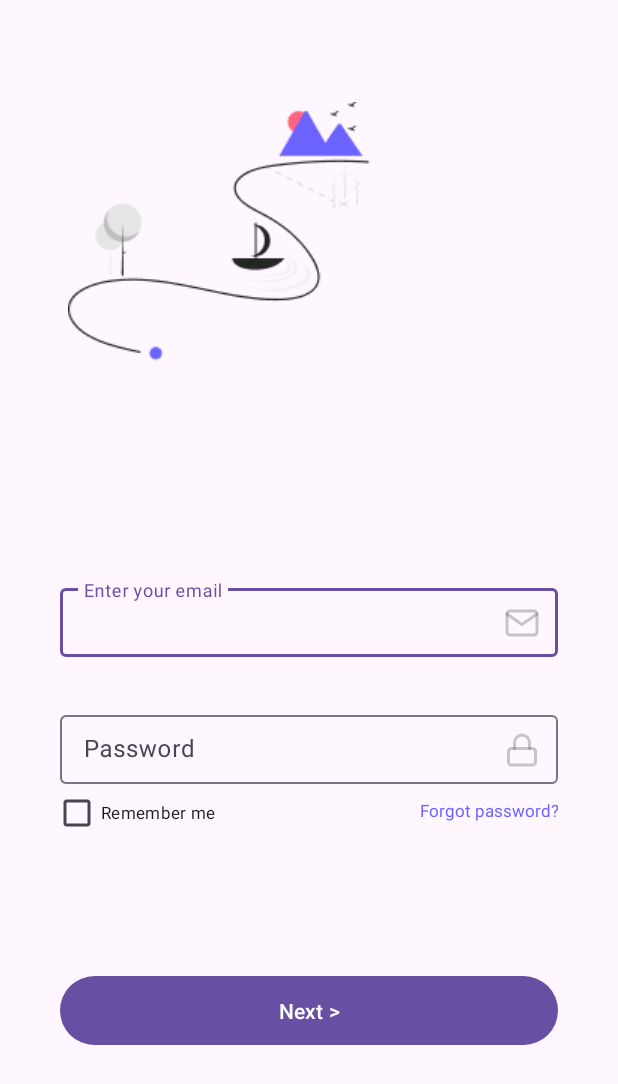
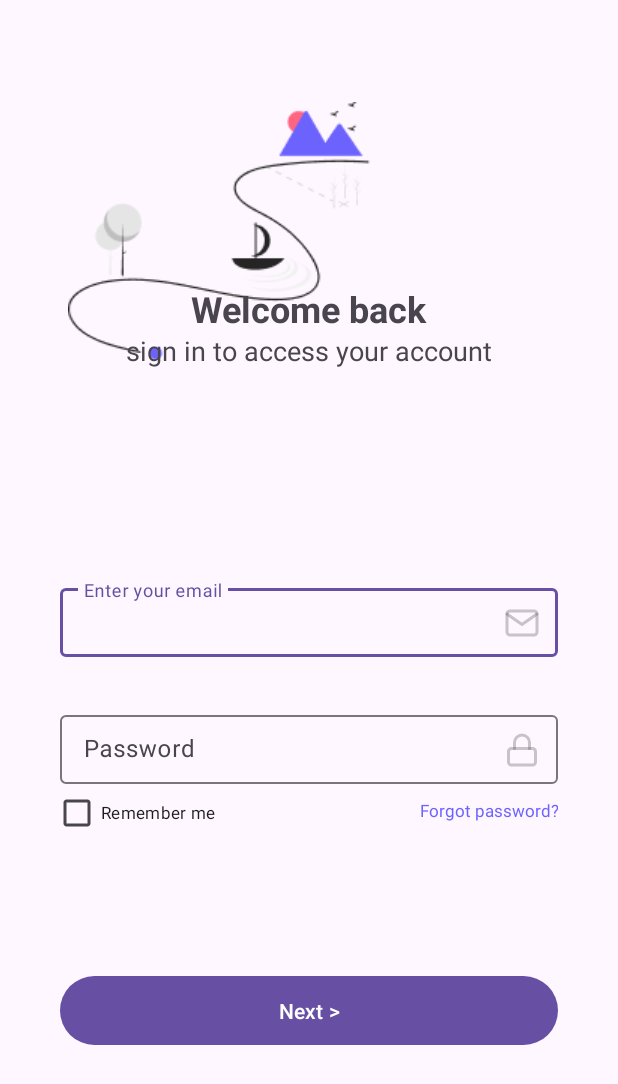
Before and after one commit to serkan-bayram/ma-assignment, an Android app: the screen it shows after launch (SignInActivity), on a phone screen of 412 x 824 dp. Shown: the top 1084 px of the screen. Run offline under Robolectric (Android 15) with nearby library versions, the phone set to English and light mode, and no system bars.

Commit message:
Add welcome text

```diff
--- a/app/src/main/res/layout/sign_in_activity.xml
+++ b/app/src/main/res/layout/sign_in_activity.xml
@@ -101,5 +101,31 @@
         app:layout_constraintTop_toTopOf="parent"
         app:srcCompat="@drawable/logo" />
 
+    <TextView
+        android:id="@+id/welcomeText"
+        android:layout_width="wrap_content"
+        android:layout_height="wrap_content"
+        android:layout_marginTop="24dp"
+        android:text="@string/welcome_text_heading"
+        android:textSize="24sp"
+        android:textStyle="bold"
+        app:layout_constraintBottom_toBottomOf="@+id/logo"
+        app:layout_constraintEnd_toEndOf="@+id/logo"
+        app:layout_constraintStart_toStartOf="@+id/logo"
+        app:layout_constraintTop_toTopOf="@+id/logo" />
+
+    <TextView
+        android:id="@+id/welcomeText_subHeading"
+        android:layout_width="wrap_content"
+        android:layout_height="wrap_content"
+        android:text="@string/welcome_text_sub_heading"
+        android:layout_marginTop="80dp"
+        android:textSize="18sp"
+        android:textStyle="normal"
+        app:layout_constraintBottom_toBottomOf="@+id/logo"
+        app:layout_constraintEnd_toEndOf="@+id/logo"
+        app:layout_constraintStart_toStartOf="@+id/logo"
+        app:layout_constraintTop_toTopOf="@+id/logo" />
+
 
 </androidx.constraintlayout.widget.ConstraintLayout>
--- a/app/src/main/res/values/strings.xml
+++ b/app/src/main/res/values/strings.xml
@@ -8,6 +8,9 @@
     <string name="next_button">Next ></string>
     <string name="logo">Logo</string>
 
+    <string name="welcome_text_heading">Welcome back</string>
+    <string name="welcome_text_sub_heading">sign in to access your account</string>
+
 
     <string name="mail_icon_content_description">Mail Icon</string>
     <string name="lock_icon_content_description">Lock Icon</string>
```
